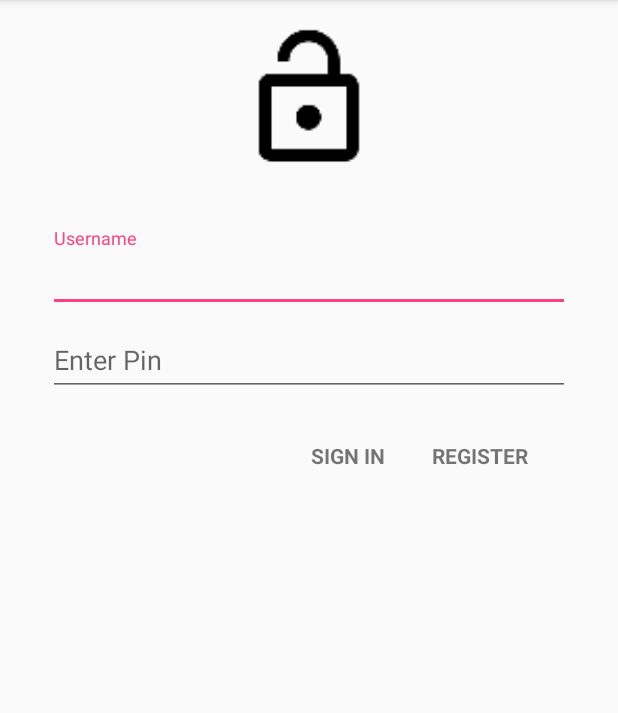
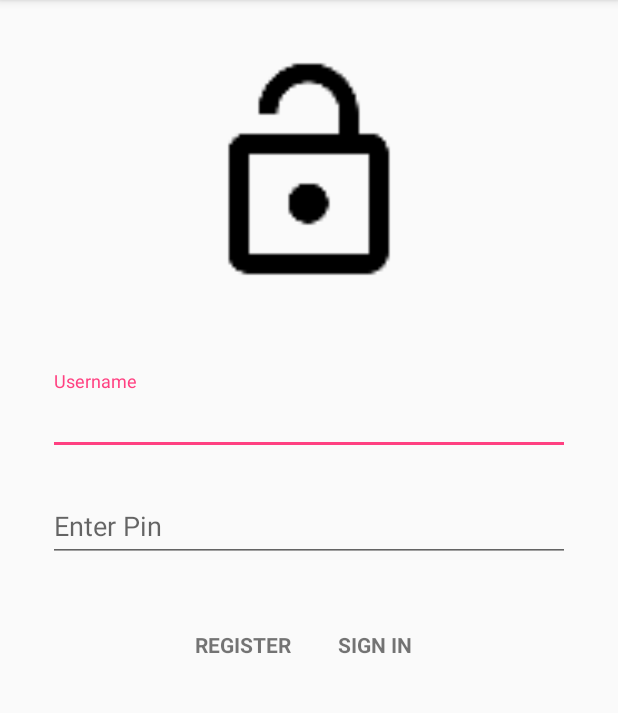
Before and after one commit to PrasunPK/password_manager, an Android app: the screen it shows after launch (LoginActivity), on a phone screen of 412 x 824 dp, the part 84-797 px from its top. Run offline under Robolectric (Android 15) with nearby library versions, the phone set to English and light mode, and no system bars; our stand-ins replace Dagger/Hilt's generated code, Room's generated code; 2 statements that could not run were skipped.

Commit message:
#101 - fixed login screen allignments

```diff
--- a/app/src/main/res/layout/activity_login.xml
+++ b/app/src/main/res/layout/activity_login.xml
@@ -9,25 +9,25 @@
     <LinearLayout
         android:id="@+id/image_view"
         android:layout_width="match_parent"
-        android:layout_height="100dp"
+        android:layout_height="200dp"
         android:gravity="center"
-        android:orientation="vertical">
+        android:orientation="vertical"
+        android:padding="20dp">
 
         <ImageView
             android:layout_width="match_parent"
             android:layout_height="match_parent"
-            android:src="@mipmap/ic_lock_open_black_48dp"
-            />
+            android:src="@mipmap/ic_lock_open_black_48dp" />
     </LinearLayout>
 
     <LinearLayout
         android:id="@+id/email_login_form"
         android:layout_width="match_parent"
         android:layout_height="wrap_content"
+        android:layout_marginTop="15dp"
         android:gravity="center"
-        android:padding="16dp"
-        android:layout_marginTop="20dp"
-        android:orientation="vertical">
+        android:orientation="vertical"
+        android:padding="16dp">
 
         <android.support.design.widget.TextInputLayout
             android:layout_width="match_parent"
@@ -46,7 +46,8 @@
 
         <android.support.design.widget.TextInputLayout
             android:layout_width="match_parent"
-            android:layout_height="wrap_content">
+            android:layout_height="wrap_content"
+            android:layout_marginTop="15dp">
 
             <EditText
                 android:id="@+id/password"
@@ -57,8 +58,8 @@
                 android:imeActionLabel="@string/action_sign_in_short"
                 android:imeOptions="actionUnspecified"
                 android:inputType="numberPassword"
+                android:maxLength="4"
                 android:maxLines="1"
-                android:maxLength="4"
                 android:singleLine="true" />
 
         </android.support.design.widget.TextInputLayout>
@@ -67,8 +68,18 @@
             android:layout_width="match_parent"
             android:layout_height="wrap_content"
             android:layout_gravity="center"
-            android:gravity="end"
+            android:layout_marginTop="15dp"
+            android:gravity="center"
             android:padding="16dp">
+
+            <Button
+                android:id="@+id/email_register_button"
+                style="?android:textAppearanceSmall"
+                android:layout_width="wrap_content"
+                android:layout_height="wrap_content"
+                android:text="@string/action_register"
+                android:textStyle="bold"
+                android:theme="@style/PrimaryFlatButton" />
 
             <Button
                 android:id="@+id/email_sign_in_button"
@@ -79,14 +90,6 @@
                 android:textStyle="bold"
                 android:theme="@style/PrimaryFlatButton" />
 
-            <Button
-                android:id="@+id/email_register_button"
-                style="?android:textAppearanceSmall"
-                android:layout_width="wrap_content"
-                android:layout_height="wrap_content"
-                android:text="@string/action_register"
-                android:textStyle="bold"
-                android:theme="@style/PrimaryFlatButton" />
 
         </LinearLayout>
 
```
